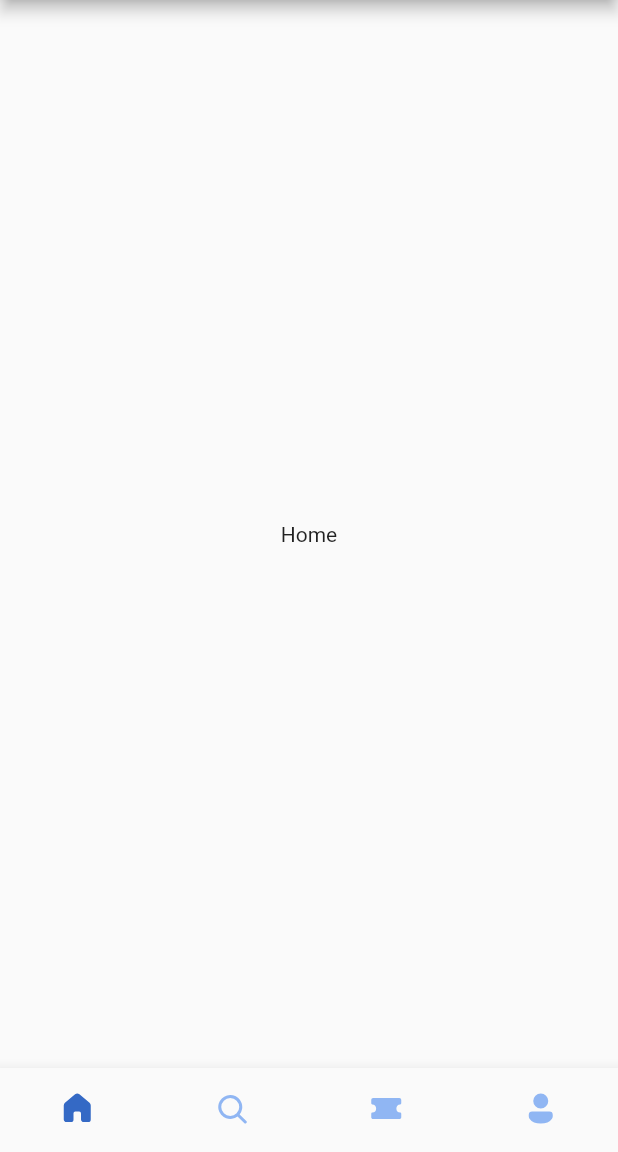
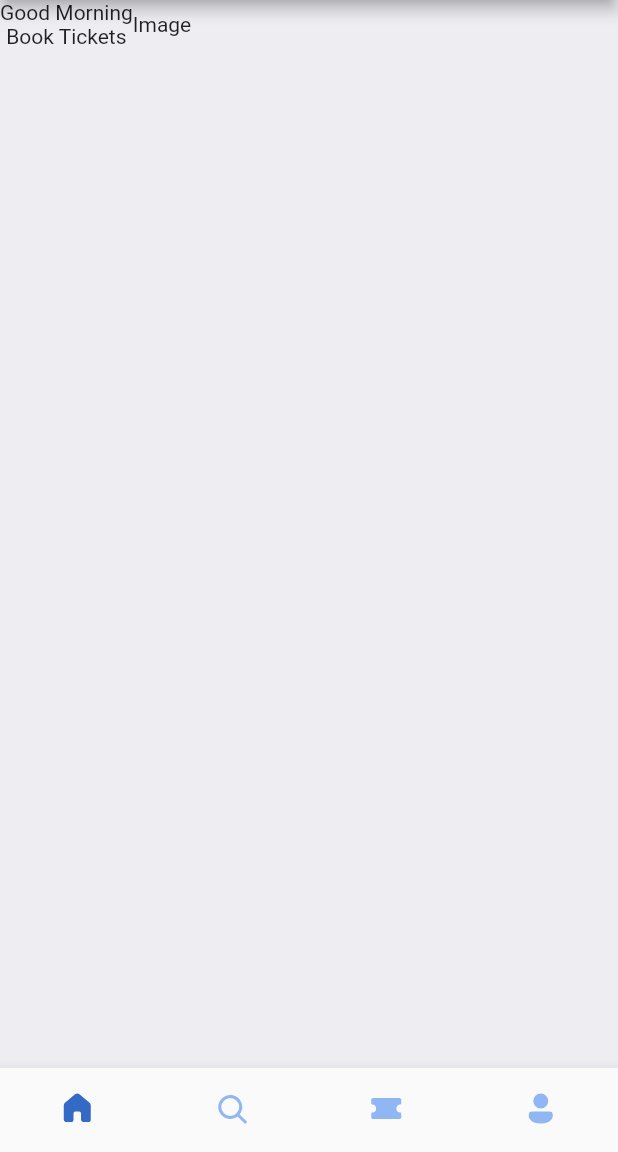
Before and after one commit to codewithmike01/flight_booking_app, a Flutter app: the screen it shows after launch, on a phone screen of 412 x 824 dp, the part 84-1236 px from its top. Run offline on Flutter 3.47's test engine with Material 2 defaults, Android fonts, the phone set to English and light mode, and no system bars; our stand-ins replace fluentui_icons.

```diff
--- a/lib/screens/bottom_nav_bar.dart
+++ b/lib/screens/bottom_nav_bar.dart
@@ -1,7 +1,6 @@
+import 'package:flight_booking_app/screens/home_screen.dart';
 import 'package:fluentui_icons/fluentui_icons.dart';
 import 'package:flutter/material.dart';
-import 'package:flutter/src/widgets/container.dart';
-import 'package:flutter/src/widgets/framework.dart';
 
 class BottomNavBar extends StatefulWidget {
   const BottomNavBar({super.key});
@@ -13,7 +12,7 @@ class BottomNavBar extends StatefulWidget {
 class _BottomNavBarState extends State<BottomNavBar> {
   int _selectedIndex = 0;
   final List<Widget> _tappedPages = [
-    const Text('Home'),
+    const HomeScreen(),
     const Text('Search'),
     const Text('Ticket'),
     const Text('Profile')
--- /dev/null
+++ b/lib/screens/home_screen.dart
@@ -0,0 +1,40 @@
+// ignore_for_file: unnecessary_const
+
+import 'package:flutter/src/widgets/container.dart';
+import 'package:flutter/src/widgets/framework.dart';
+
+import 'package:flutter/material.dart';
+
+class HomeScreen extends StatelessWidget {
+  const HomeScreen({super.key});
+
+  @override
+  Widget build(BuildContext context) {
+    return Scaffold(
+      backgroundColor: Color(0xFFeeedf2),
+      body: ListView(
+        children: [
+          Container(
+            child: Column(
+              children: [
+                Row(
+                  children: [
+                    Container(
+                      child: Column(
+                        children: const [
+                          Text('Good Morning'),
+                          Text('Book Tickets')
+                        ],
+                      ),
+                    ),
+                    Text('Image'),
+                  ],
+                ),
+              ],
+            ),
+          ),
+        ],
+      ),
+    );
+  }
+}
```
Also changed, not shown: assets/images/img.png (added), assets/images/img_1.png (added), assets/images/one.png (added), assets/images/sit.jpg (added), assets/images/three.png (added), assets/images/two.png (added), assets/images/visa.png (added).
